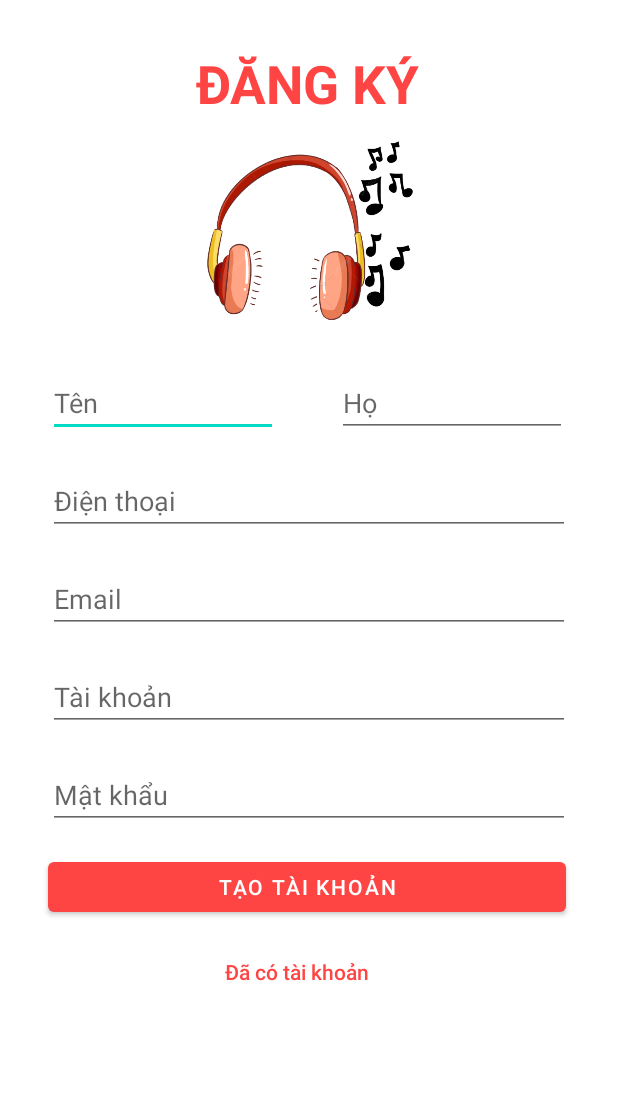
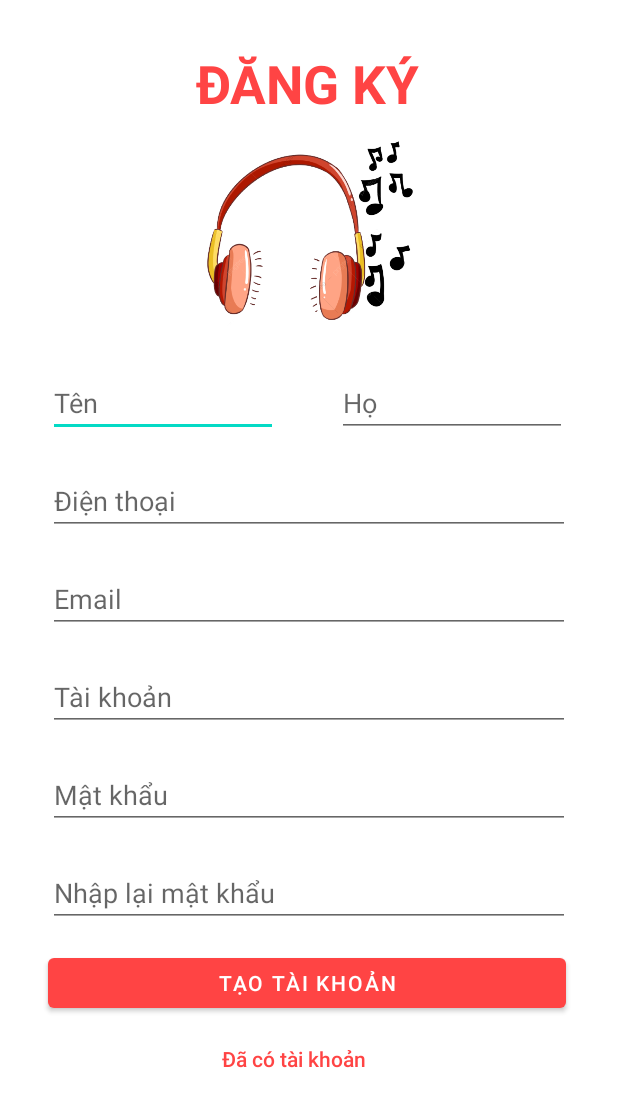
Before and after one commit to trancongdung12/KOMusic, an Android app: the Register screen opened directly, with no data from a screen before it, on a phone screen of 412 x 824 dp. Shown: the top 1107 px of the screen. Run offline under Robolectric (Android 15) with nearby library versions, the light colour scheme and no system bars.

Commit message:
finish database for account and register login func

```diff
--- a/app/src/main/java/com/example/komusic/Register.java
+++ b/app/src/main/java/com/example/komusic/Register.java
@@ -2,13 +2,99 @@ package com.example.komusic;
 
 import androidx.appcompat.app.AppCompatActivity;
 
+import android.content.Intent;
 import android.os.Bundle;
+import android.view.View;
+import android.widget.Button;
+import android.widget.EditText;
+import android.widget.Toast;
+
+import java.util.regex.Pattern;
 
 public class Register extends AppCompatActivity {
 
+    DB helper;
+    EditText txtEmail;
+    EditText txtPassword;
+    EditText txtLastName;
+    EditText txtFirstName;
+    EditText txtPhone;
+    EditText txtNickName;
+    EditText txtConfirm;
+    Button btnMoveToLogin;
     @Override
     protected void onCreate(Bundle savedInstanceState) {
         super.onCreate(savedInstanceState);
         setContentView(R.layout.activity_register);
+        Button signUp = (Button) findViewById(R.id.btnSignup);
+        btnMoveToLogin = (Button) findViewById(R.id.btnMoveToLogin);
+        txtEmail =  (EditText) findViewById(R.id.txtEmail);
+        txtPassword =(EditText) findViewById(R.id.txtPassword);
+        txtFirstName =  (EditText) findViewById(R.id.txtFName);
+        txtLastName =(EditText) findViewById(R.id.txtLName);
+        txtPhone =  (EditText) findViewById(R.id.txtPhone);
+        txtNickName =(EditText) findViewById(R.id.txtUser);
+        txtConfirm =(EditText) findViewById(R.id.txtConfirm);
+        helper = new DB(getApplicationContext());
+
+        btnMoveToLogin.setOnClickListener( new View.OnClickListener() {
+            @Override
+            public void onClick(View v) {
+                Intent moveScreen = new Intent(Register.this, Login.class);
+                startActivityForResult(moveScreen, 0);
+            }
+        });
+        Intent homeScreen = new Intent(Register.this, MainActivity.class);
+        signUp.setOnClickListener( new View.OnClickListener() {
+
+            @Override
+            public void onClick(View v) {
+                String email = txtEmail.getText().toString();
+                String password = txtPassword.getText().toString();
+                String firstName = txtFirstName.getText().toString();
+                String lastName = txtLastName.getText().toString();
+                String phone = txtPhone.getText().toString();
+                String nickname = txtNickName.getText().toString();
+                String confirm = txtConfirm.getText().toString();
+                String regexStr = "^[+]?[0-9]{10,13}$";
+
+                //kiem tra co rong ko
+                if(password.trim().length() == 0 || firstName.trim().length() == 0
+                || lastName.trim().length() == 0 || nickname.trim().length() == 0
+                || phone.trim().length() == 0 || email.trim().length() == 0){
+                    Toast.makeText(getApplicationContext(), "Input all data, please!", Toast.LENGTH_SHORT).show();
+                // check valid phone
+                }else if(phone.matches(regexStr)==false  ) {
+                    Toast.makeText(Register.this,"Please enter a valid phone number",Toast.LENGTH_SHORT).show();
+                    // am_checked=0;
+                }
+                else if(password.trim().length() <6  ) {
+                    Toast.makeText(Register.this,"Password more than 6 characters, please",Toast.LENGTH_SHORT).show();
+                    // am_checked=0;
+                }
+                else if(!password.equals(confirm)){
+                    Toast.makeText(getApplicationContext(), "Check confirm password, please!", Toast.LENGTH_SHORT).show();
+                }
+                else if(!isValidEmailId(email.trim())){
+                    Toast.makeText(getApplicationContext(), "InValid Email Address.", Toast.LENGTH_SHORT).show();
+                }else if(!helper.checkEmailExist(email)){
+                   helper.insertAccount(firstName,lastName,phone,email,nickname,password);
+                    Intent loginScreen = new Intent(Register.this, Login.class);
+                    startActivityForResult(loginScreen, 0);
+                }else{
+                    Toast.makeText(getApplicationContext(), "Already exist email!",
+                            Toast.LENGTH_LONG).show();
+                }
+            }
+        });
+    }
+    private boolean isValidEmailId(String email){
+
+        return Pattern.compile("^(([\\w-]+\\.)+[\\w-]+|([a-zA-Z]{1}|[\\w-]{2,}))@"
+                + "((([0-1]?[0-9]{1,2}|25[0-5]|2[0-4][0-9])\\.([0-1]?"
+                + "[0-9]{1,2}|25[0-5]|2[0-4][0-9])\\."
+                + "([0-1]?[0-9]{1,2}|25[0-5]|2[0-4][0-9])\\.([0-1]?"
+                + "[0-9]{1,2}|25[0-5]|2[0-4][0-9])){1}|"
+                + "([a-zA-Z]+[\\w-]+\\.)+[a-zA-Z]{2,4})$").matcher(email).matches();
     }
 }
--- a/app/src/main/res/layout/activity_login.xml
+++ b/app/src/main/res/layout/activity_login.xml
@@ -30,7 +30,7 @@
         android:background="@drawable/edit_text_border_bottom"
         android:drawableStart="@drawable/ic_baseline_supervised_user_circle_24"
         android:ems="10"
-        android:hint="Tên đăng nhập"
+        android:hint="Email đăng nhập"
         android:inputType="textPersonName"
         android:textColor="@color/black"
         android:textColorHint="@android:color/darker_gray"
--- a/app/src/main/res/layout/activity_register.xml
+++ b/app/src/main/res/layout/activity_register.xml
@@ -6,12 +6,13 @@
     android:layout_height="match_parent"
     android:background="@color/white"
     tools:context=".Register">
+
     <View
         android:id="@+id/view2"
         android:layout_width="wrap_content"
         android:layout_height="wrap_content"
         tools:layout_editor_absoluteX="0dp"
-        tools:layout_editor_absoluteY="0dp" />
+        tools:layout_editor_absoluteY="16dp" />
 
     <EditText
         android:id="@+id/txtFName"
@@ -114,12 +115,27 @@
         app:layout_constraintStart_toStartOf="parent"
         app:layout_constraintTop_toBottomOf="@+id/txtUser" />
 
+    <EditText
+        android:id="@+id/txtConfirm"
+        android:layout_width="0dp"
+        android:layout_height="45dp"
+        android:layout_marginStart="32dp"
+        android:layout_marginTop="20dp"
+        android:layout_marginEnd="32dp"
+        android:ems="10"
+        android:hint="Nhập lại mật khẩu"
+        android:inputType="textPersonName"
+        app:layout_constraintEnd_toEndOf="@+id/view2"
+        app:layout_constraintHorizontal_bias="1.0"
+        app:layout_constraintStart_toStartOf="parent"
+        app:layout_constraintTop_toBottomOf="@+id/txtPassword" />
+
     <Button
         android:id="@+id/btnSignup"
         android:layout_width="345dp"
         android:layout_height="45dp"
         android:layout_marginStart="32dp"
-        android:layout_marginTop="16dp"
+        android:layout_marginTop="80dp"
         android:layout_marginEnd="32dp"
         android:text="Tạo tài khoản"
         app:backgroundTint="@android:color/holo_red_light"
@@ -129,16 +145,17 @@
         app:layout_constraintTop_toBottomOf="@+id/txtPassword" />
 
     <Button
+        android:id="@+id/btnMoveToLogin"
         style="?android:attr/borderlessButtonStyle"
         android:layout_width="wrap_content"
         android:layout_height="wrap_content"
-        android:layout_marginTop="10dp"
+        android:layout_marginTop="4dp"
         android:text="Đã có tài khoản"
         android:textAllCaps="false"
         android:textColor="@android:color/holo_red_light"
         app:backgroundTint="@android:color/white"
         app:layout_constraintEnd_toEndOf="parent"
-        app:layout_constraintHorizontal_bias="0.473"
+        app:layout_constraintHorizontal_bias="0.464"
         app:layout_constraintStart_toStartOf="parent"
         app:layout_constraintTop_toBottomOf="@+id/btnSignup" />
 
```
Also changed, not shown: app/src/main/java/com/example/komusic/Account.java (added, +80 -0 lines), app/src/main/java/com/example/komusic/DB.java (+97 -15 lines), app/src/main/java/com/example/komusic/IntroActivity.java (+23 -1 lines), app/src/main/java/com/example/komusic/Login.java (+44 -1 lines), app/src/main/java/com/example/komusic/MainActivity.java (+15 -21 lines).
